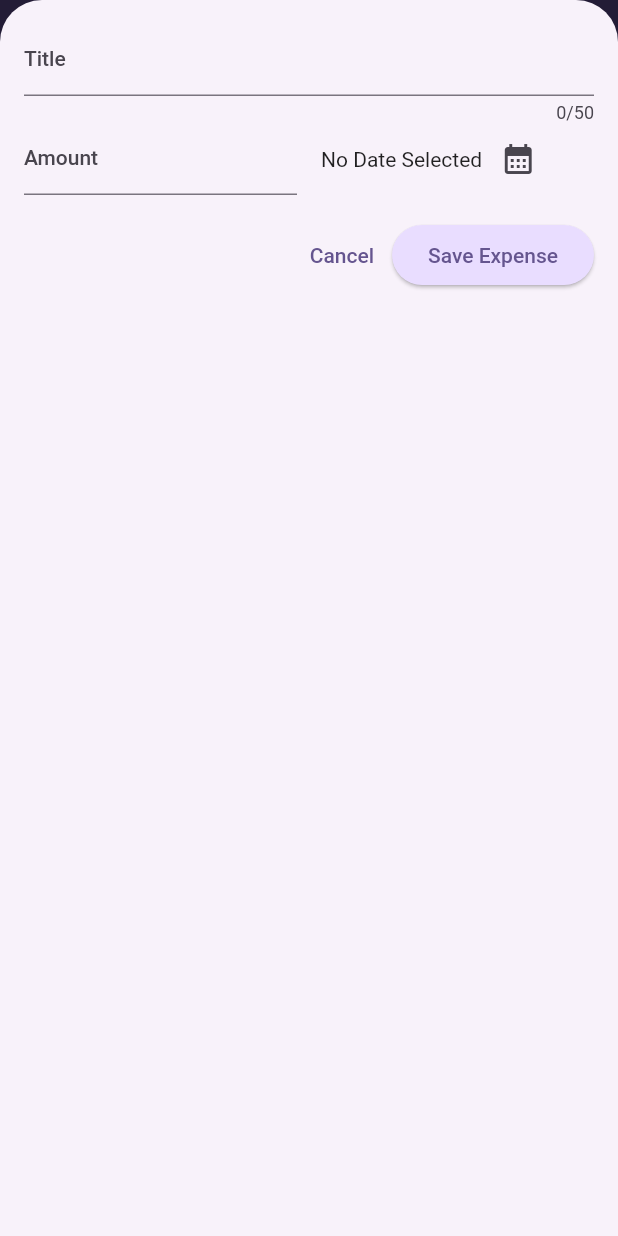
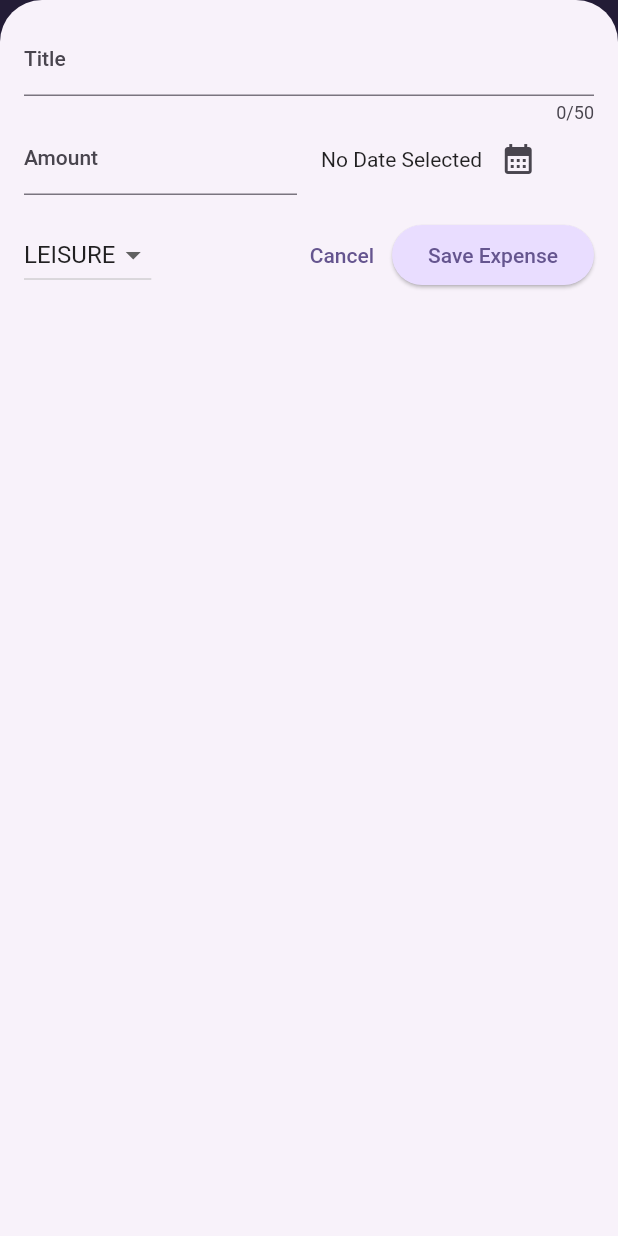
Before and after one commit to manojRajure/FlutterExpense_Tracker, a Flutter app: the screen it shows after launch, after a tap on the "add" icon, on a phone screen of 412 x 824 dp. Run offline on Flutter 3.47's test engine with Material 2 defaults, Android fonts, the phone set to English and light mode, and no system bars.

Commit message:
first commit

```diff
--- a/lib/widgets/new_expense.dart
+++ b/lib/widgets/new_expense.dart
@@ -71,35 +71,13 @@ class _NewExpenseState extends State<NewExpense> {
 
   @override
   Widget build(BuildContext context) {
-    final keyboardSpace = MediaQuery.of(context).viewInsets.bottom;
-    return LayoutBuilder(builder: (ctx, constraints) {
-      final width = constraints.maxWidth;
     return SizedBox(
       height: double.infinity,
       child: SingleChildScrollView(
         child: Padding(
-            padding: EdgeInsets.fromLTRB(16, 16, 16, keyboardSpace + 16),
+          padding: const EdgeInsets.fromLTRB(16, 16, 16, 16),
           child: Column(
             children: [
-                if (width >= 600)
-                  Row(
-                    crossAxisAlignment: CrossAxisAlignment.start,
-                    children: [
-                      Expanded(
-                        child: TextField(
-                          controller: _titleController,
-                          maxLength: 50,
-                          decoration: const InputDecoration(
-                            label: Text('Title'),
-                          ),
-                        ),
-                      ),
-                      const SizedBox(
-                        width: 24,
-                      ),
-                    ],
-                  )
-                else
               TextField(
                 controller: _titleController,
                 maxLength: 50,
@@ -107,38 +85,6 @@ class _NewExpenseState extends State<NewExpense> {
                   label: Text('Title'),
                 ),
               ),
-                if (width >= 600)
-                  Expanded(
-                    child: Row(
-                      children: [
-                        DropdownButton(
-                          value: _selectedCategory,
-                          items: Category.values
-                              .map(
-                                (category) => DropdownMenuItem(
-                                  value: category,
-                                  child: Text(
-                                    category.name.toUpperCase(),
-                                  ),
-                                ),
-                              )
-                              .toList(),
-                          onChanged: (value) {
-                            if (value == null) {
-                              return;
-                            }
-                            setState(() {
-                              _selectedCategory = value;
-                            });
-                          },
-                        ),
-                        const SizedBox(
-                          width: 24,
-                        ),
-                      ],
-                    ),
-                  )
-                else
               Row(
                 children: [
                   Expanded(
@@ -172,23 +118,6 @@ class _NewExpenseState extends State<NewExpense> {
               const SizedBox(
                 height: 16,
               ),
-                if (width >= 60)
-                  Row(
-                    children: [
-                      const Spacer(),
-                      TextButton(
-                        onPressed: () {
-                          Navigator.pop(context);
-                        },
-                        child: const Text('Cancel'),
-                      ),
-                      ElevatedButton(
-                        onPressed: _submitExpenseData,
-                        child: const Text('Save Expense'),
-                      ),
-                    ],
-                  )
-                else
               Row(
                 children: [
                   DropdownButton(
@@ -230,6 +159,5 @@ class _NewExpenseState extends State<NewExpense> {
         ),
       ),
     );
-    });
   }
 }
```
Lines whose indentation alone changed are shown as unchanged.
